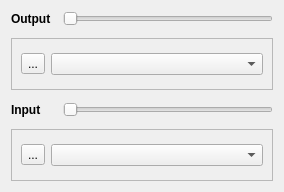
First picture: the form in src/Panel/panel.ui, repository rampageX/QuickSoundSwitcher, before the edit.
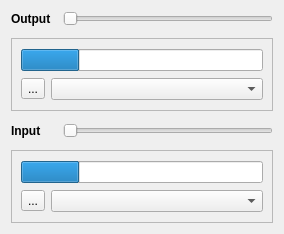
Second picture: the form after the edit.

Commit message: added I/O volume meter

Diff of the .ui file:
```diff
--- a/src/Panel/panel.ui
+++ b/src/Panel/panel.ui
@@ -7,7 +7,7 @@
     <x>0</x>
     <y>0</y>
     <width>284</width>
-    <height>192</height>
+    <height>234</height>
    </rect>
   </property>
   <property name="windowTitle">
@@ -81,7 +81,7 @@
       <enum>QFrame::Shadow::Raised</enum>
      </property>
      <layout class="QGridLayout" name="gridLayout_2">
-      <item row="0" column="1">
+      <item row="1" column="1">
        <widget class="QComboBox" name="outputComboBox">
         <property name="sizePolicy">
          <sizepolicy hsizetype="Expanding" vsizetype="Fixed">
@@ -97,7 +97,7 @@
         </property>
        </widget>
       </item>
-      <item row="0" column="0">
+      <item row="1" column="0">
        <widget class="QToolButton" name="outputMuteButton">
         <property name="minimumSize">
          <size>
@@ -110,6 +110,19 @@
         </property>
        </widget>
       </item>
+      <item row="0" column="0" colspan="2">
+       <widget class="QProgressBar" name="outputAudioMeter">
+        <property name="maximum">
+         <number>100</number>
+        </property>
+        <property name="value">
+         <number>24</number>
+        </property>
+        <property name="textVisible">
+         <bool>false</bool>
+        </property>
+       </widget>
+      </item>
      </layout>
     </widget>
    </item>
@@ -122,7 +135,7 @@
       <enum>QFrame::Shadow::Raised</enum>
      </property>
      <layout class="QGridLayout" name="gridLayout_3">
-      <item row="0" column="1">
+      <item row="1" column="1">
        <widget class="QComboBox" name="inputComboBox">
         <property name="minimumSize">
          <size>
@@ -132,7 +145,7 @@
         </property>
        </widget>
       </item>
-      <item row="0" column="0">
+      <item row="1" column="0">
        <widget class="QToolButton" name="inputMuteButton">
         <property name="minimumSize">
          <size>
@@ -145,6 +158,19 @@
         </property>
        </widget>
       </item>
+      <item row="0" column="0" colspan="2">
+       <widget class="QProgressBar" name="inputAudioMeter">
+        <property name="maximum">
+         <number>100</number>
+        </property>
+        <property name="value">
+         <number>24</number>
+        </property>
+        <property name="textVisible">
+         <bool>false</bool>
+        </property>
+       </widget>
+      </item>
      </layout>
     </widget>
    </item>
@@ -162,6 +188,12 @@
      <property name="orientation">
       <enum>Qt::Orientation::Horizontal</enum>
      </property>
+     <property name="tickPosition">
+      <enum>QSlider::TickPosition::NoTicks</enum>
+     </property>
+     <property name="tickInterval">
+      <number>10</number>
+     </property>
     </widget>
    </item>
   </layout>
```
Left out of the diff: 6 changed lines with no effect on the pictures. The commit also changes 5 other files.
